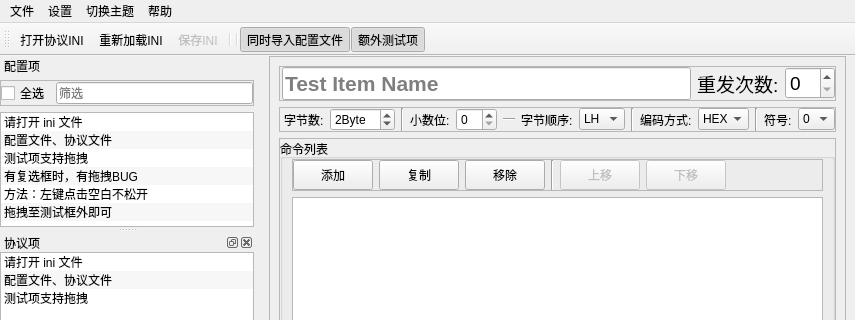
First picture: the form in mainwindow.ui, repository m-RNA/labview-ini-editor, before the edit; both pictures show x 0 to 855 and y 0 to 320 of the 855 by 657 pixel window.
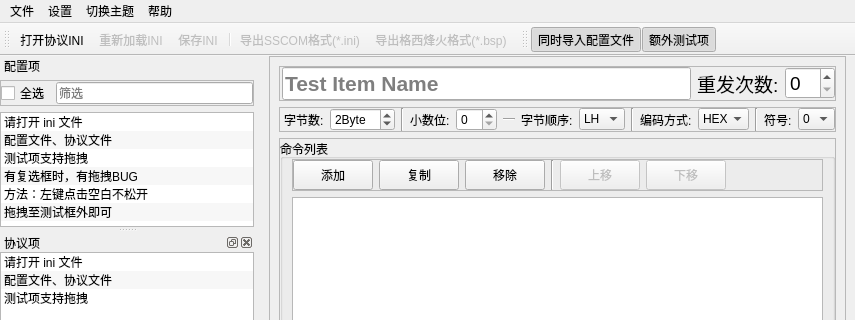
Second picture: the form after the edit. Custom widgets are drawn as their Qt base class.

Commit message: UI：工具栏添加部分按钮

```diff
--- a/mainwindow.ui
+++ b/mainwindow.ui
@@ -938,8 +938,8 @@
     <addaction name="separator"/>
     <addaction name="action_9"/>
     <addaction name="separator"/>
-    <addaction name="action_SSCOM"/>
-    <addaction name="action"/>
+    <addaction name="actSSCOM"/>
+    <addaction name="actBSP"/>
     <addaction name="separator"/>
     <addaction name="action_4"/>
    </widget>
@@ -973,6 +973,9 @@
   </widget>
   <widget class="QStatusBar" name="statusbar"/>
   <widget class="QToolBar" name="toolBar">
+   <property name="enabled">
+    <bool>true</bool>
+   </property>
    <property name="font">
     <font>
      <family>Microsoft YaHei UI</family>
@@ -991,9 +994,8 @@
    <addaction name="actLoadIni"/>
    <addaction name="actSave"/>
    <addaction name="separator"/>
-   <addaction name="separator"/>
-   <addaction name="actNeedConfigFile"/>
-   <addaction name="actSownExtTestItem"/>
+   <addaction name="actSSCOM"/>
+   <addaction name="actBSP"/>
   </widget>
   <widget class="QDockWidget" name="dockWidget">
    <property name="toolTip">
@@ -1348,6 +1350,19 @@
     </layout>
    </widget>
   </widget>
+  <widget class="QToolBar" name="toolBar_2">
+   <property name="windowTitle">
+    <string>toolBar_2</string>
+   </property>
+   <attribute name="toolBarArea">
+    <enum>TopToolBarArea</enum>
+   </attribute>
+   <attribute name="toolBarBreak">
+    <bool>false</bool>
+   </attribute>
+   <addaction name="actNeedConfigFile"/>
+   <addaction name="actSownExtTestItem"/>
+  </widget>
   <action name="actOpenIni">
    <property name="text">
     <string>打开协议INI</string>
@@ -1478,7 +1493,7 @@
     <string>关于</string>
    </property>
   </action>
-  <action name="action_SSCOM">
+  <action name="actSSCOM">
    <property name="enabled">
     <bool>false</bool>
    </property>
@@ -1486,7 +1501,7 @@
     <string>导出SSCOM格式(*.ini)</string>
    </property>
   </action>
-  <action name="action">
+  <action name="actBSP">
    <property name="enabled">
     <bool>false</bool>
    </property>
@@ -1517,6 +1532,9 @@
    </property>
   </action>
   <action name="actLoadIni">
+   <property name="enabled">
+    <bool>false</bool>
+   </property>
    <property name="text">
     <string>重新加载INI</string>
    </property>
```
The commit also changes 1 other file.
